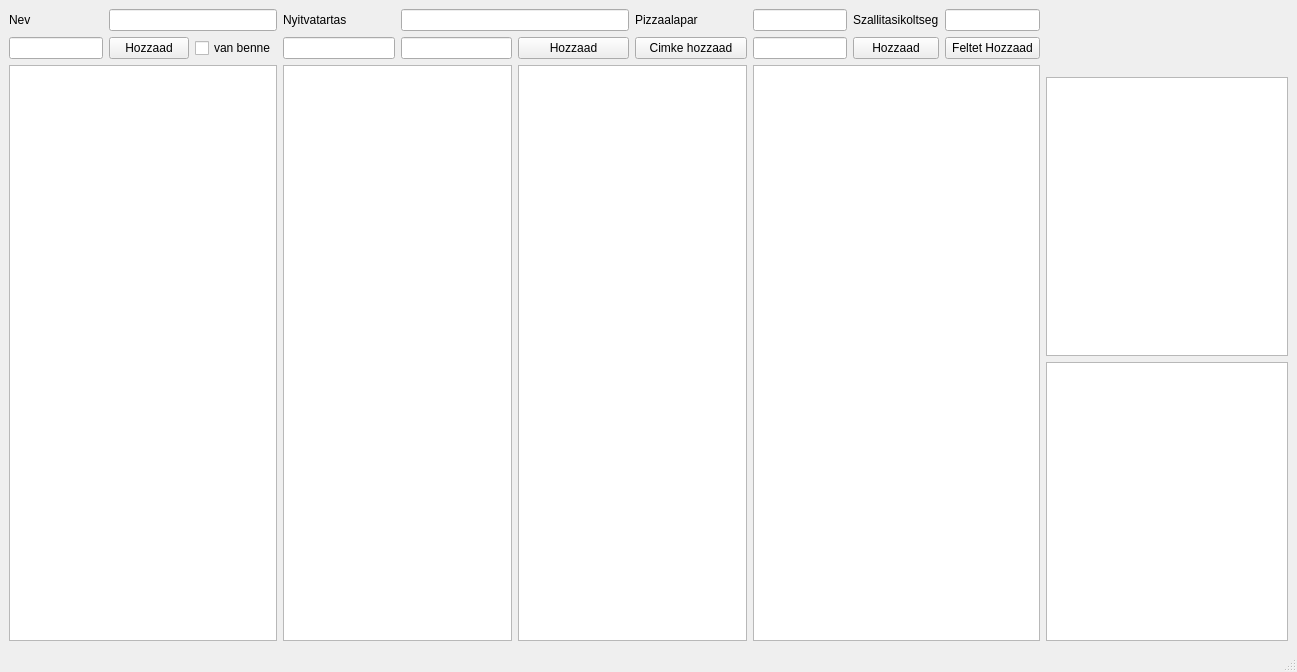
itssyp/pizzeria, file mainwindow.ui: the form before one commit.
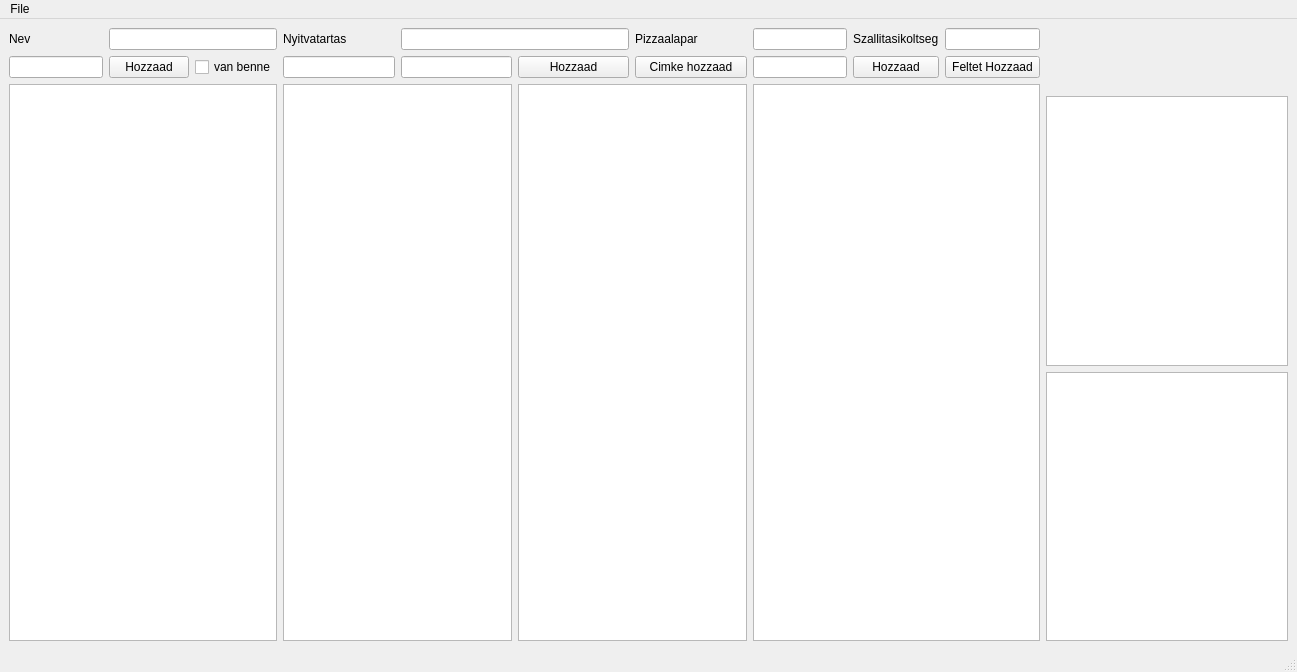
The form after the commit.

The edit to the form file:
```diff
--- a/mainwindow.ui
+++ b/mainwindow.ui
@@ -138,6 +138,14 @@
      <height>21</height>
     </rect>
    </property>
+   <widget class="QMenu" name="menuFile">
+    <property name="title">
+     <string>File</string>
+    </property>
+    <addaction name="actionMentes"/>
+    <addaction name="actionMegnyitas"/>
+   </widget>
+   <addaction name="menuFile"/>
   </widget>
   <widget class="QStatusBar" name="statusbar"/>
  </widget>
```
Left out of the diff: 142 changed lines with no effect on the pictures.
